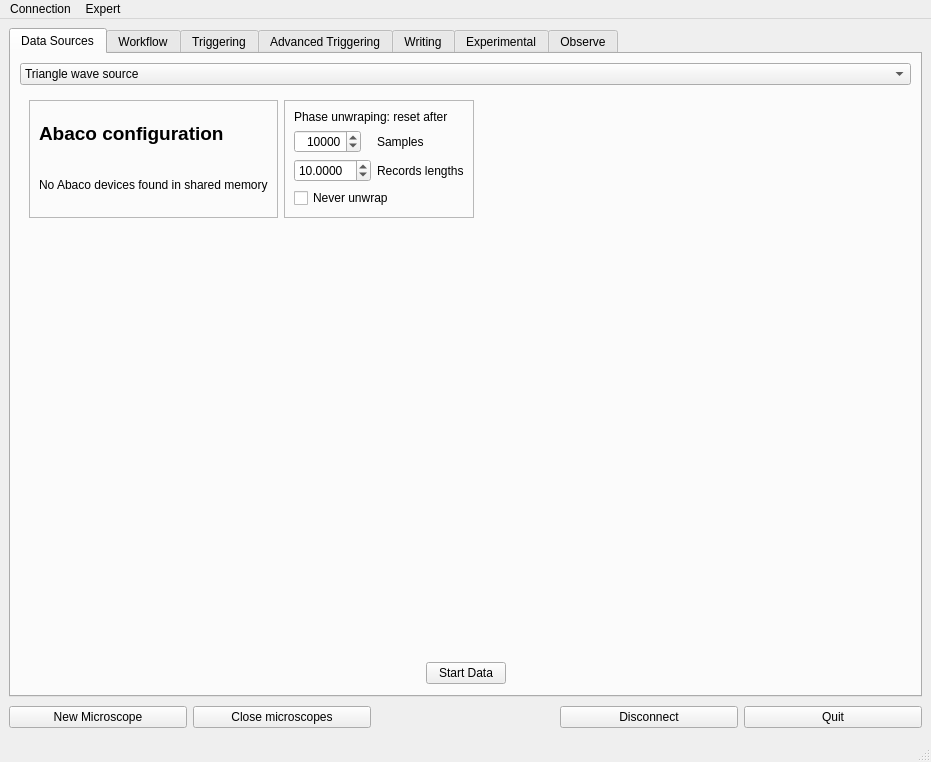
Before: the Qt Designer form dastardcommander/ui/dc.ui in usnistgov/dastardcommander, drawn with Qt 5.
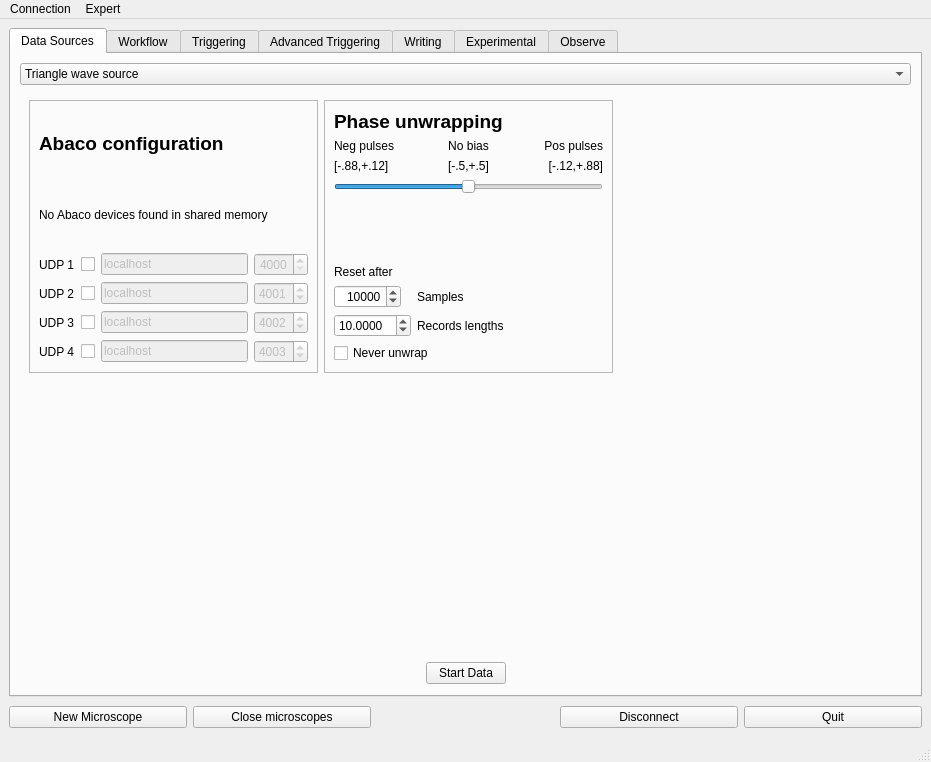
After: the same form once the commit is applied. Icons and pictures are not drawn.

Commit message:
Building a GUI element to control biased phase unwrapping
Update dc.ui

The edit to the form file:
```diff
--- a/dastardcommander/ui/dc.ui
+++ b/dastardcommander/ui/dc.ui
@@ -1115,7 +1115,174 @@
                 </widget>
                </item>
                <item>
-                <layout class="QGridLayout" name="abacoChooserLayout"/>
+                <layout class="QGridLayout" name="shmChooserLayout"/>
+               </item>
+               <item>
+                <layout class="QGridLayout" name="udpChooserLayout">
+                 <item row="0" column="3">
+                  <widget class="QSpinBox" name="udpPort1">
+                   <property name="enabled">
+                    <bool>false</bool>
+                   </property>
+                   <property name="alignment">
+                    <set>Qt::AlignRight|Qt::AlignTrailing|Qt::AlignVCenter</set>
+                   </property>
+                   <property name="minimum">
+                    <number>4000</number>
+                   </property>
+                   <property name="maximum">
+                    <number>4999</number>
+                   </property>
+                   <property name="value">
+                    <number>4000</number>
+                   </property>
+                  </widget>
+                 </item>
+                 <item row="0" column="0">
+                  <widget class="QLabel" name="label_28">
+                   <property name="text">
+                    <string>UDP 1</string>
+                   </property>
+                  </widget>
+                 </item>
+                 <item row="1" column="0">
+                  <widget class="QLabel" name="label_29">
+                   <property name="text">
+                    <string>UDP 2</string>
+                   </property>
+                  </widget>
+                 </item>
+                 <item row="3" column="0">
+                  <widget class="QLabel" name="label_31">
+                   <property name="text">
+                    <string>UDP 4</string>
+                   </property>
+                  </widget>
+                 </item>
+                 <item row="0" column="2">
+                  <widget class="QLineEdit" name="udpHost1">
+                   <property name="enabled">
+                    <bool>false</bool>
+                   </property>
+                   <property name="text">
+                    <string>localhost</string>
+                   </property>
+                  </widget>
+                 </item>
+                 <item row="2" column="0">
+                  <widget class="QLabel" name="label_30">
+                   <property name="text">
+                    <string>UDP 3</string>
+                   </property>
+                  </widget>
+                 </item>
+                 <item row="0" column="1">
+                  <widget class="QCheckBox" name="udpActive1">
+                   <property name="text">
+                    <string/>
+                   </property>
+                  </widget>
+                 </item>
+                 <item row="1" column="1">
+                  <widget class="QCheckBox" name="udpActive2">
+                   <property name="text">
+                    <string/>
+                   </property>
+                  </widget>
+                 </item>
+                 <item row="2" column="1">
+                  <widget class="QCheckBox" name="udpActive3">
+                   <property name="text">
+                    <string/>
+                   </property>
+                  </widget>
+                 </item>
+                 <item row="3" column="1">
+                  <widget class="QCheckBox" name="udpActive4">
+                   <property name="text">
+                    <string/>
+                   </property>
+                  </widget>
+                 </item>
+                 <item row="1" column="3">
+                  <widget class="QSpinBox" name="udpPort2">
+                   <property name="enabled">
+                    <bool>false</bool>
+                   </property>
+                   <property name="minimum">
+                    <number>4000</number>
+                   </property>
+                   <property name="maximum">
+                    <number>4999</number>
+                   </property>
+                   <property name="value">
+                    <number>4001</number>
+                   </property>
+                  </widget>
+                 </item>
+                 <item row="2" column="3">
+                  <widget class="QSpinBox" name="udpPort3">
+                   <property name="enabled">
+                    <bool>false</bool>
+                   </property>
+                   <property name="minimum">
+                    <number>4000</number>
+                   </property>
+                   <property name="maximum">
+                    <number>4999</number>
+                   </property>
+                   <property name="value">
+                    <number>4002</number>
+                   </property>
+                  </widget>
+                 </item>
+                 <item row="3" column="3">
+                  <widget class="QSpinBox" name="udpPort4">
+                   <property name="enabled">
+                    <bool>false</bool>
+                   </property>
+                   <property name="minimum">
+                    <number>4000</number>
+                   </property>
+                   <property name="maximum">
+                    <number>4999</number>
+                   </property>
+                   <property name="value">
+                    <number>4003</number>
+                   </property>
+                  </widget>
+                 </item>
+                 <item row="1" column="2">
+                  <widget class="QLineEdit" name="udpHost2">
+                   <property name="enabled">
+                    <bool>false</bool>
+                   </property>
+                   <property name="text">
+                    <string>localhost</string>
+                   </property>
+                  </widget>
+                 </item>
+                 <item row="2" column="2">
+                  <widget class="QLineEdit" name="udpHost3">
+                   <property name="enabled">
+                    <bool>false</bool>
+                   </property>
+                   <property name="text">
+                    <string>localhost</string>
+                   </property>
+                  </widget>
+                 </item>
+                 <item row="3" column="2">
+                  <widget class="QLineEdit" name="udpHost4">
+                   <property name="enabled">
+                    <bool>false</bool>
+                   </property>
+                   <property name="text">
+                    <string>localhost</string>
+                   </property>
+                  </widget>
+                 </item>
+                </layout>
                </item>
               </layout>
              </widget>
@@ -1129,10 +1296,114 @@
                <enum>QFrame::Raised</enum>
               </property>
               <layout class="QVBoxLayout" name="verticalLayout_10">
+               <item>
+                <widget class="QLabel" name="label_32">
+                 <property name="font">
+                  <font>
+                   <pointsize>14</pointsize>
+                   <weight>75</weight>
+                   <bold>true</bold>
+                  </font>
+                 </property>
+                 <property name="text">
+                  <string>Phase unwrapping</string>
+                 </property>
+                </widget>
+               </item>
+               <item>
+                <layout class="QGridLayout" name="gridLayout_13">
+                 <item row="0" column="0">
+                  <widget class="QLabel" name="label_35">
+                   <property name="text">
+                    <string>Neg pulses</string>
+                   </property>
+                  </widget>
+                 </item>
+                 <item row="0" column="1">
+                  <widget class="QLabel" name="label_33">
+                   <property name="text">
+                    <string>No bias</string>
+                   </property>
+                   <property name="alignment">
+                    <set>Qt::AlignCenter</set>
+                   </property>
+                  </widget>
+                 </item>
+                 <item row="0" column="2">
+                  <widget class="QLabel" name="label_34">
+                   <property name="text">
+                    <string>Pos pulses</string>
+                   </property>
+                   <property name="alignment">
+                    <set>Qt::AlignRight|Qt::AlignTrailing|Qt::AlignVCenter</set>
+                   </property>
+                  </widget>
+                 </item>
+                 <item row="1" column="1">
+                  <widget class="QLabel" name="label_36">
+                   <property name="text">
+                    <string>[-.5,+.5]</string>
+                   </property>
+                   <property name="alignment">
+                    <set>Qt::AlignCenter</set>
+                   </property>
+                  </widget>
+                 </item>
+                 <item row="1" column="0">
+                  <widget class="QLabel" name="label_37">
+                   <property name="text">
+                    <string>[-.88,+.12]</string>
+                   </property>
+                  </widget>
+                 </item>
+                 <item row="1" column="2">
+                  <widget class="QLabel" name="label_38">
+                   <property name="text">
+                    <string>[-.12,+.88]</string>
+                   </property>
+                   <property name="alignment">
+                    <set>Qt::AlignRight|Qt::AlignTrailing|Qt::AlignVCenter</set>
+                   </property>
+                  </widget>
+                 </item>
+                </layout>
+               </item>
+               <item>
+                <widget class="QSlider" name="unwrapBiasSlider">
+                 <property name="minimum">
+                  <number>1</number>
+                 </property>
+                 <property name="maximum">
+                  <number>3</number>
+                 </property>
+                 <property name="pageStep">
+                  <number>1</number>
+                 </property>
+                 <property name="value">
+                  <number>2</number>
+                 </property>
+                 <property name="orientation">
+                  <enum>Qt::Horizontal</enum>
+                 </property>
+                </widget>
+               </item>
+               <item>
+                <spacer name="verticalSpacer_3">
+                 <property name="orientation">
+                  <enum>Qt::Vertical</enum>
+                 </property>
+                 <property name="sizeHint" stdset="0">
+                  <size>
+                   <width>20</width>
+                   <height>40</height>
+                  </size>
+                 </property>
+                </spacer>
+               </item>
                <item>
                 <widget class="QLabel" name="label_25">
                  <property name="text">
-                  <string>Phase unwraping: reset after</string>
+                  <string>Reset after</string>
                  </property>
                 </widget>
                </item>
```
Left out of the diff: 140 changed lines with no effect on the pictures. The commit also changes 1 other file.
